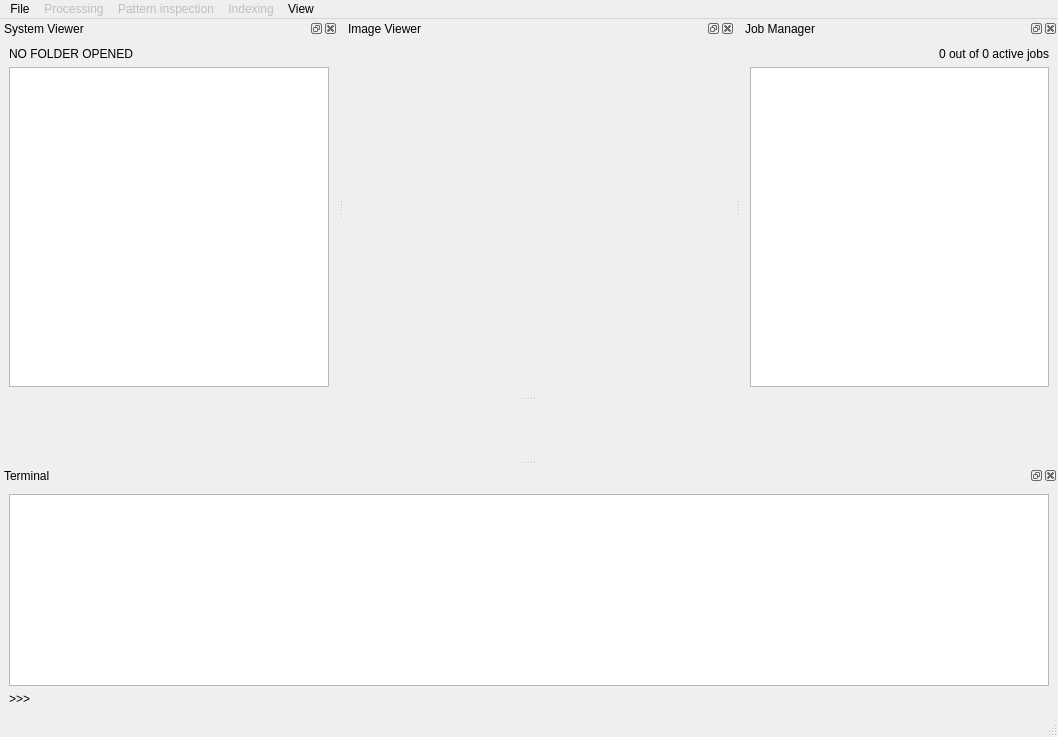
Before: the Qt Designer form ui/main_window.ui in EBSP-Indexer/EBSP-Indexer, drawn with Qt 5.
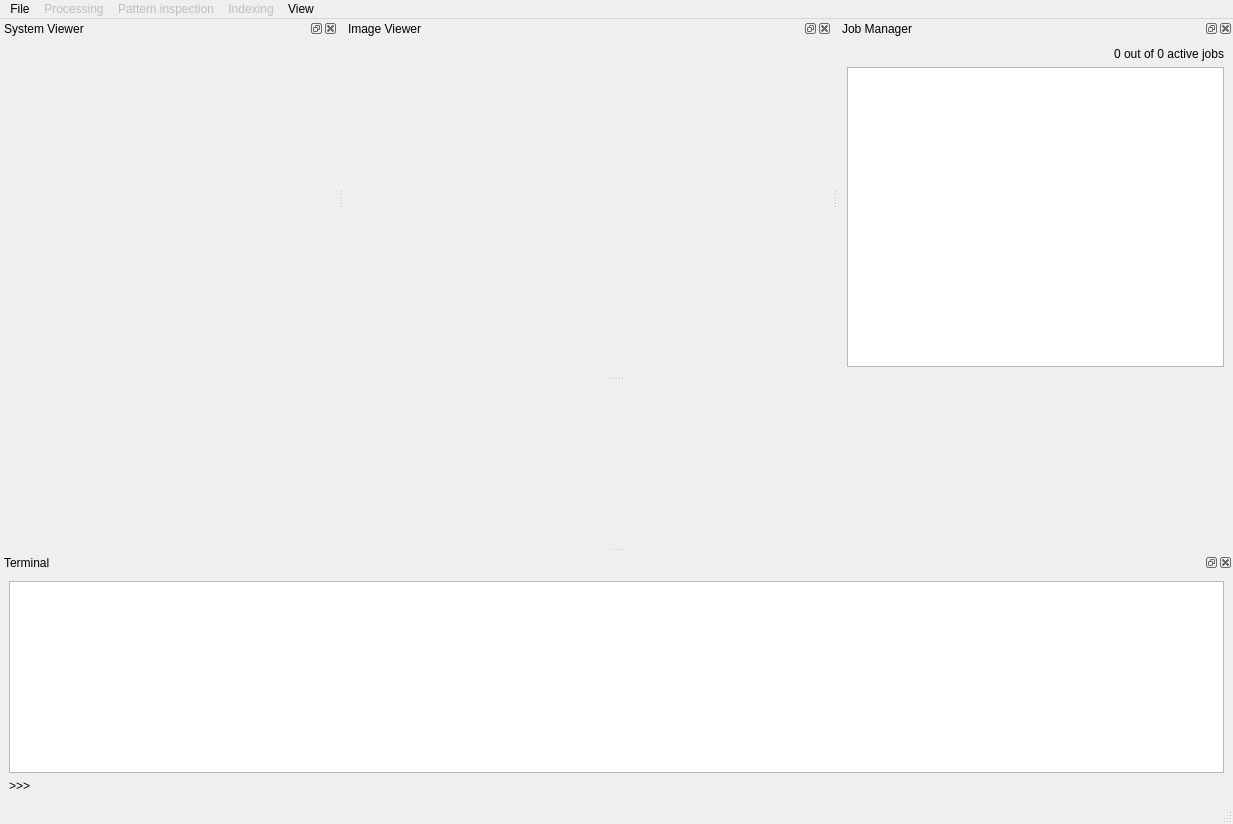
After: the same form once the commit is applied. Icons and pictures are not drawn. Custom widgets are drawn as their Qt base class.

```diff
--- a/ui/main_window.ui
+++ b/ui/main_window.ui
@@ -9,8 +9,8 @@
    <rect>
     <x>0</x>
     <y>0</y>
-    <width>1058</width>
-    <height>737</height>
+    <width>1233</width>
+    <height>824</height>
    </rect>
   </property>
   <property name="sizePolicy">
@@ -58,7 +58,7 @@
     <rect>
      <x>0</x>
      <y>0</y>
-     <width>1058</width>
+     <width>1233</width>
      <height>26</height>
     </rect>
    </property>
@@ -181,67 +181,20 @@
    <widget class="QWidget" name="dockWidgetSystemExplorerContents">
     <layout class="QGridLayout" name="gridLayout">
      <item row="0" column="0">
-      <layout class="QVBoxLayout" name="systemViewerLayout" stretch="0,0">
-       <item>
-        <widget class="QLabel" name="folderLabel">
-         <property name="sizePolicy">
-          <sizepolicy hsizetype="Preferred" vsizetype="Preferred">
-           <horstretch>0</horstretch>
-           <verstretch>0</verstretch>
-          </sizepolicy>
-         </property>
-         <property name="text">
-          <string>NO FOLDER OPENED</string>
-         </property>
-        </widget>
-       </item>
-       <item>
-        <widget class="QTreeView" name="systemViewer">
-         <property name="sizePolicy">
-          <sizepolicy hsizetype="Preferred" vsizetype="Expanding">
-           <horstretch>0</horstretch>
-           <verstretch>0</verstretch>
-          </sizepolicy>
-         </property>
-         <property name="minimumSize">
-          <size>
-           <width>320</width>
-           <height>320</height>
-          </size>
-         </property>
-         <property name="mouseTracking">
-          <bool>false</bool>
-         </property>
-         <property name="tabletTracking">
-          <bool>true</bool>
-         </property>
-         <property name="styleSheet">
-          <string notr="true"/>
-         </property>
-         <property name="editTriggers">
-          <set>QAbstractItemView::AnyKeyPressed|QAbstractItemView::CurrentChanged|QAbstractItemView::DoubleClicked|QAbstractItemView::SelectedClicked</set>
-         </property>
-         <property name="tabKeyNavigation">
-          <bool>true</bool>
-         </property>
-         <property name="dragEnabled">
-          <bool>false</bool>
-         </property>
-         <property name="dragDropOverwriteMode">
-          <bool>false</bool>
-         </property>
-         <property name="alternatingRowColors">
-          <bool>false</bool>
-         </property>
-         <property name="animated">
-          <bool>true</bool>
-         </property>
-         <attribute name="headerStretchLastSection">
-          <bool>true</bool>
-         </attribute>
-        </widget>
-       </item>
-      </layout>
+      <spacer name="horizontalSpacer">
+       <property name="orientation">
+        <enum>Qt::Horizontal</enum>
+       </property>
+       <property name="sizeType">
+        <enum>QSizePolicy::MinimumExpanding</enum>
+       </property>
+       <property name="sizeHint" stdset="0">
+        <size>
+         <width>320</width>
+         <height>320</height>
+        </size>
+       </property>
+      </spacer>
      </item>
     </layout>
    </widget>
@@ -253,6 +206,12 @@
      <verstretch>10</verstretch>
     </sizepolicy>
    </property>
+   <property name="minimumSize">
+    <size>
+     <width>0</width>
+     <height>0</height>
+    </size>
+   </property>
    <property name="windowTitle">
     <string>Image Viewer</string>
    </property>
```
Left out of the diff: 1 changed line with no effect on the pictures.
